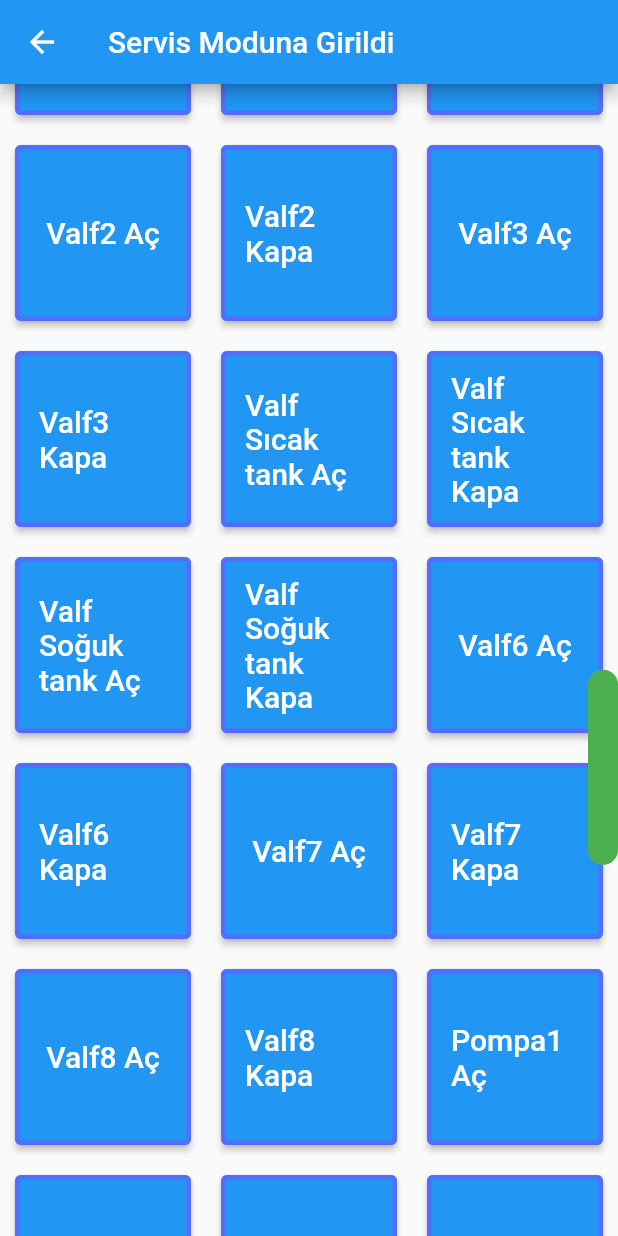
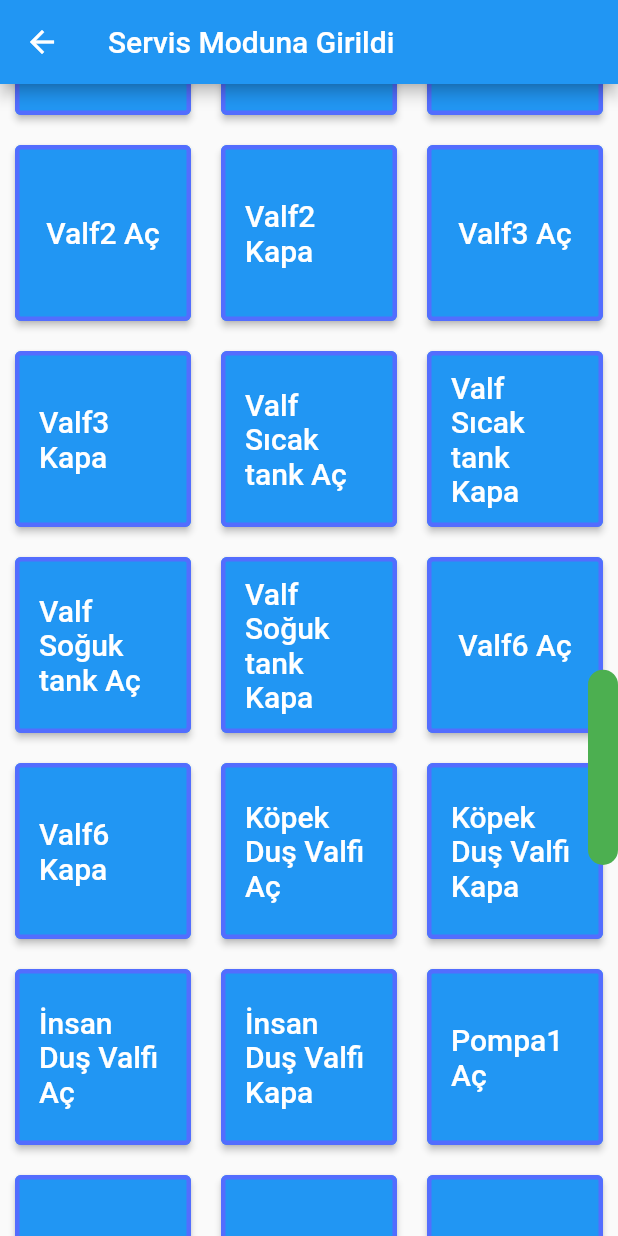
Before and after one commit to hackerFaruk/poemech_kiosk, a Flutter app: the servicePage screen opened directly, scrolled down 2304 dp, on a phone screen of 412 x 824 dp. Run offline on Flutter 3.47's test engine with Material 2 defaults, Android fonts, the phone set to English and light mode, and no system bars; our stand-ins replace audioplayers; missing offline and left inert: dart:ffi, flutter_libserialport; project files that could hold a hidden picture were left out.

```diff
--- a/lib/buttonList.dart
+++ b/lib/buttonList.dart
@@ -61,10 +61,10 @@ List<String> buttonNames = [
   'Valf Soğuk tank Kapa',
   'Valf6 Aç',
   'Valf6 Kapa',
-  'Valf7 Aç',
-  'Valf7 Kapa',
-  'Valf8 Aç',
-  'Valf8 Kapa',
+  'Köpek Duş Valfi Aç',
+  'Köpek Duş Valfi Kapa',
+  'İnsan Duş Valfi Aç',
+  'İnsan Duş Valfi Kapa',
   'Pompa1 Aç',
   'Pompa1 Kapa',
   'Pompa2 Aç',
```
Also changed, not shown: lib/serviceButtonsGrid.dart (+18 -11 lines).
